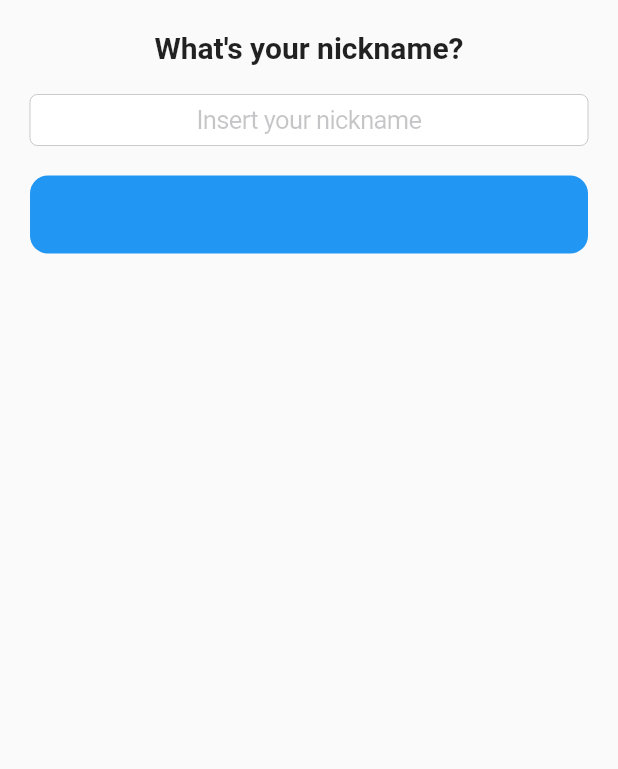
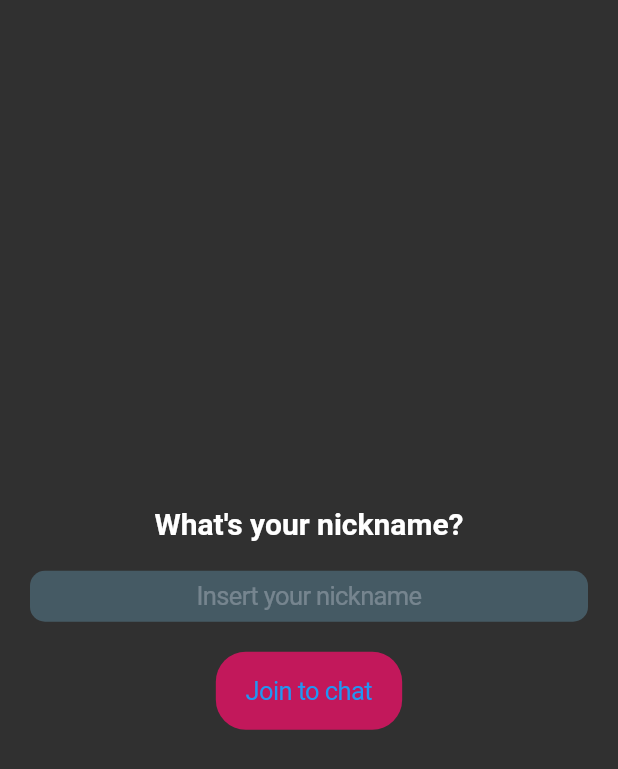
Before and after one commit to vinixgt/flutter_socket_io, a Flutter app: the NicknameForm widget shown alone on an empty page, opened directly, on a phone screen of 412 x 824 dp. Shown: the top 769 px of the screen. Run offline on Flutter 3.47's test engine with Material 2 defaults, Android fonts, the phone set to English and light mode, and no system bars; drawn by our look-alikes of overlay_support; our stand-ins replace get, socket_io_client; network calls fail.

Commit message:
add general style

```diff
--- a/lib/main.dart
+++ b/lib/main.dart
@@ -15,6 +15,7 @@ class MyApp extends StatelessWidget {
       child: MaterialApp(
         title: 'Flutter Demo',
         theme: ThemeData(
+          brightness: Brightness.dark,
           primarySwatch: Colors.blue,
           visualDensity: VisualDensity.adaptivePlatformDensity,
         ),
--- a/lib/pages/home_page.dart
+++ b/lib/pages/home_page.dart
@@ -1,4 +1,5 @@
 import 'package:chat_socketio/pages/home_page_widgets/nickname_form.dart';
+import 'package:chat_socketio/utils/consts.dart';
 import 'package:flutter/material.dart';
 import 'package:chat_socketio/utils/socket_client.dart';
 import 'package:get/state_manager.dart';
@@ -29,7 +30,9 @@ class _HomePageState extends State<HomePage> {
   @override
   Widget build(BuildContext context) {
     return Scaffold(
+      backgroundColor: Color(0xff102027),
       appBar: AppBar(
+        backgroundColor: accentColor,
         title: Obx(() {
           final users = SocketClient.instance.numUsers;
           return Text('Users ${users.value}');
--- a/lib/pages/home_page_widgets/nickname_form.dart
+++ b/lib/pages/home_page_widgets/nickname_form.dart
@@ -1,3 +1,4 @@
+import 'package:chat_socketio/utils/consts.dart';
 import 'package:chat_socketio/utils/socket_client.dart';
 import 'package:flutter/cupertino.dart';
 import 'package:flutter/material.dart';
@@ -15,11 +16,15 @@ class _NicknameFormState extends State<NicknameForm> {
   String _nickname = '';
   @override
   Widget build(BuildContext context) {
-    return Container(
+    return GestureDetector(
+      onTap: () => FocusScope.of(context).unfocus(),
+      child: Container(
         width: double.infinity,
         height: double.infinity,
+        color: Colors.transparent,
         padding: EdgeInsets.all(20),
         child: Column(
+          mainAxisAlignment: MainAxisAlignment.center,
           children: <Widget>[
             Text(
               'What\'s your nickname?',
@@ -35,12 +40,16 @@ class _NicknameFormState extends State<NicknameForm> {
               onChanged: (text) {
                 this._nickname = text;
               },
+              decoration: BoxDecoration(
+                color: textfieldBackgroundColor,
+                borderRadius: BorderRadius.circular(10)
+              ),
+              style: TextStyle(color: Colors.white)
             ),
             SizedBox(height: 20),
-          SizedBox(
-            width: double.infinity,
-            child: CupertinoButton(
-              color: Colors.blue,
+            CupertinoButton(
+              color: accentColor,
+              borderRadius: BorderRadius.circular(20),
               onPressed: (){
                 if(this._nickname.trim().length > 1) {
                   SocketClient.instance.joinToChat(this._nickname);
@@ -48,9 +57,9 @@ class _NicknameFormState extends State<NicknameForm> {
               },
               child: Text('Join to chat'),
             ),
-          )
           ],
         )
+      ),
     );
   }
 }
--- /dev/null
+++ b/lib/utils/consts.dart
@@ -0,0 +1,6 @@
+import 'package:flutter/material.dart';
+
+const accentColor = Color(0xffc2185b);
+const placeholderColor = Color(0xff819ca9);
+
+const textfieldBackgroundColor = Color(0xff455a64);
```
Also changed, not shown: lib/pages/home_page_widgets/input_chat.dart (+30 -2 lines). Lines whose indentation alone changed are shown as unchanged.
